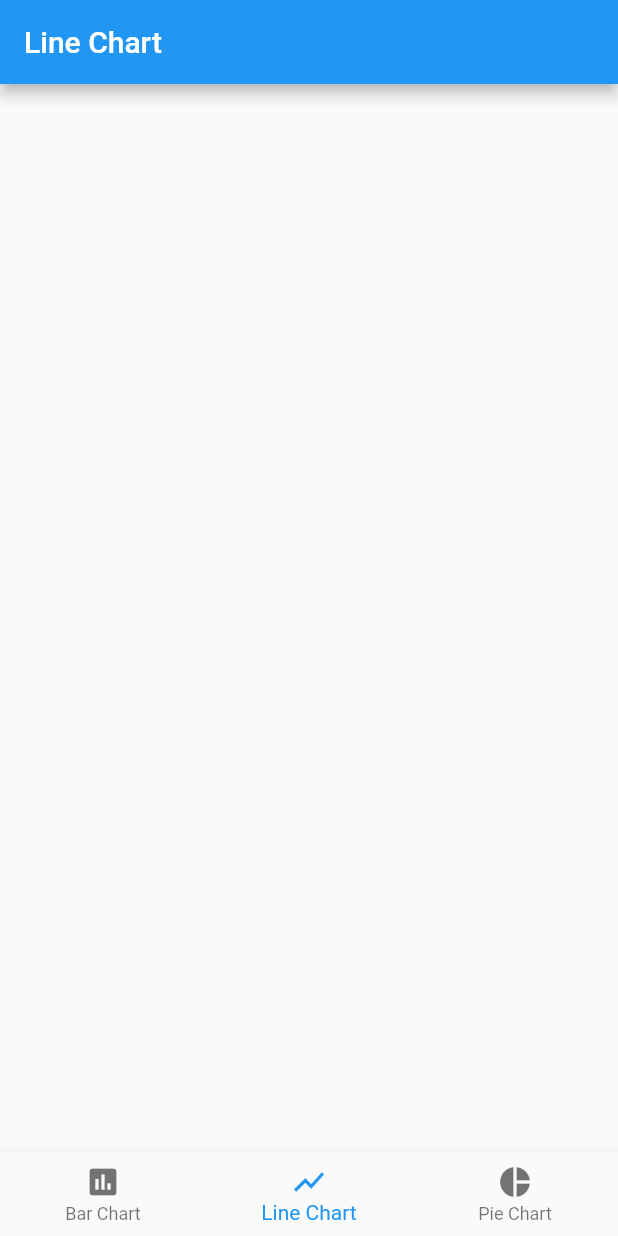
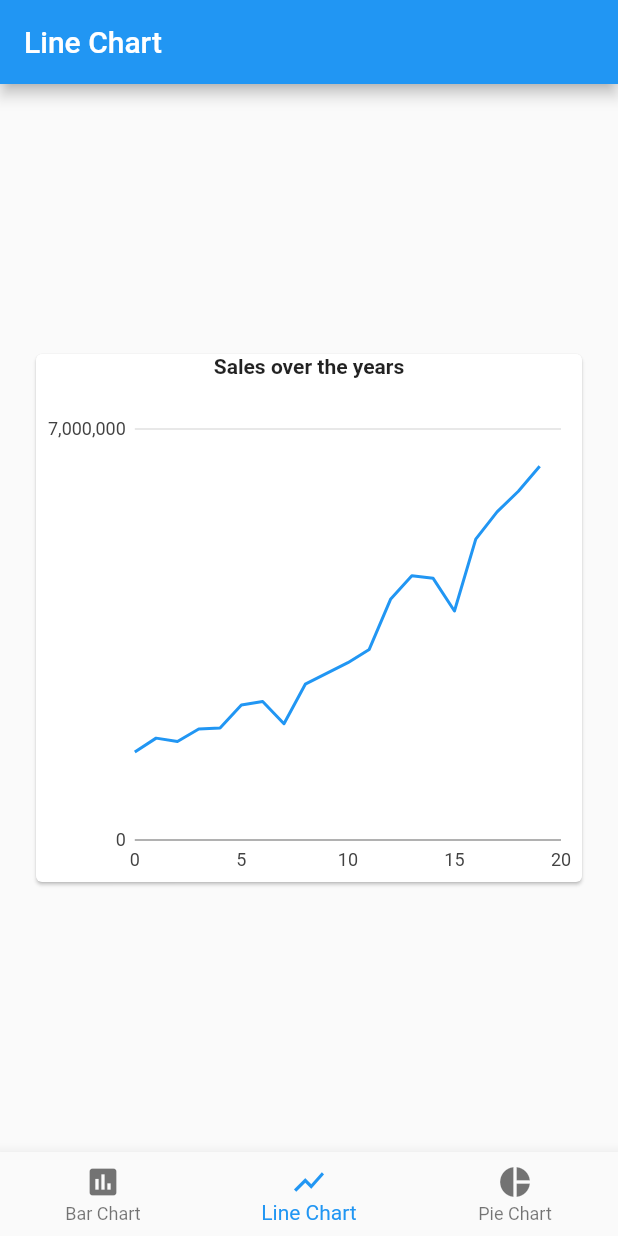
Before and after one commit to gabrielmoreira-dev/flutter-charts, a Flutter app: the screen it shows after launch, item 2 of the bottom bar chosen, on a phone screen of 412 x 824 dp. Run offline on Flutter 3.47's test engine with Material 2 defaults, Android fonts, the phone set to English and light mode, and no system bars; our stand-ins replace charts_flutter, rxdart.

Commit message:
Implemented line chart

```diff
--- /dev/null
+++ b/domain/lib/data_repository/sales_data_repository.dart
@@ -0,0 +1,7 @@
+import 'package:domain/models/sales_data.dart';
+
+abstract class SalesDataRepository {
+
+  Future<List<SalesData>> getSalesDataList();
+
+}
--- /dev/null
+++ b/domain/lib/models/sales_data.dart
@@ -0,0 +1,12 @@
+import 'package:flutter/widgets.dart';
+
+class SalesData {
+  SalesData({
+    @required this.year,
+    @required this.sales,
+  })  : assert(year != null),
+        assert(sales != null);
+
+  final int year;
+  final int sales;
+}
--- /dev/null
+++ b/domain/lib/use_case/get_sales_data_uc.dart
@@ -0,0 +1,15 @@
+import 'package:domain/data_repository/sales_data_repository.dart';
+import 'package:domain/models/sales_data.dart';
+import 'package:domain/use_case/use_case.dart';
+
+class GetSalesDataUC extends UseCase<void, List<SalesData>> {
+  GetSalesDataUC({
+    this.repository,
+  }) : assert(repository != null);
+
+  final SalesDataRepository repository;
+
+  @override
+  Future<List<SalesData>> getRawFuture({void params}) =>
+      repository.getSalesDataList();
+}
--- /dev/null
+++ b/lib/data/repository/sales_repository.dart
@@ -0,0 +1,85 @@
+import 'package:domain/data_repository/sales_data_repository.dart';
+import 'package:domain/models/sales_data.dart';
+
+class SalesRepository implements SalesDataRepository {
+  Future<List<SalesData>> getSalesDataList() async => _salesDataList;
+
+  final _salesDataList = [
+    new SalesData(
+      year: 0,
+      sales: 1500000,
+    ),
+    new SalesData(
+      year: 1,
+      sales: 1735000,
+    ),
+    new SalesData(
+      year: 2,
+      sales: 1678000,
+    ),
+    new SalesData(
+      year: 3,
+      sales: 1890000,
+    ),
+    new SalesData(
+      year: 4,
+      sales: 1907000,
+    ),
+    new SalesData(
+      year: 5,
+      sales: 2300000,
+    ),
+    new SalesData(
+      year: 6,
+      sales: 2360000,
+    ),
+    new SalesData(
+      year: 7,
+      sales: 1980000,
+    ),
+    new SalesData(
+      year: 8,
+      sales: 2654000,
+    ),
+    new SalesData(
+      year: 10,
+      sales: 3020000,
+    ),
+    new SalesData(
+      year: 11,
+      sales: 3245900,
+    ),
+    new SalesData(
+      year: 12,
+      sales: 4098500,
+    ),
+    new SalesData(
+      year: 13,
+      sales: 4500000,
+    ),
+    new SalesData(
+      year: 14,
+      sales: 4456500,
+    ),
+    new SalesData(
+      year: 15,
+      sales: 3900500,
+    ),
+    new SalesData(
+      year: 16,
+      sales: 5123400,
+    ),
+    new SalesData(
+      year: 17,
+      sales: 5589000,
+    ),
+    new SalesData(
+      year: 18,
+      sales: 5940000,
+    ),
+    new SalesData(
+      year: 19,
+      sales: 6367000,
+    ),
+  ];
+}
--- a/lib/presentation/chart/bar/bar_chart_page.dart
+++ b/lib/presentation/chart/bar/bar_chart_page.dart
@@ -32,10 +32,11 @@ class BarChartPage extends StatelessWidget {
                     builder: (context, snapshot) => charts.BarChart(
                       snapshot.data,
                       animate: true,
-                      domainAxis: charts.OrdinalAxisSpec(
+                      animationDuration: Duration(seconds: 5),
+                      /*domainAxis: charts.OrdinalAxisSpec(
                         renderSpec:
-                            charts.SmallTickRendererSpec(labelRotation: 60),
-                      ),
+                            charts.SmallTickRendererSpec(),
+                      ),*/
                     ),
                   ),
                 )
--- /dev/null
+++ b/lib/presentation/chart/line/line_chart_bloc.dart
@@ -0,0 +1,51 @@
+import 'package:charts_flutter/flutter.dart' as charts;
+import 'package:fluttergraphs/data/repository/sales_repository.dart';
+import 'package:fluttergraphs/presentation/chart/line/line_chart_models.dart';
+import 'package:rxdart/rxdart.dart';
+import 'package:domain/use_case/get_sales_data_uc.dart';
+
+import 'line_chart_mappers.dart';
+
+class LineChartBloc {
+  LineChartBloc() {
+    _subscriptions.add(
+      _fetchSalesData().listen(_onNewStateSubject.add),
+    );
+  }
+
+  final salesDataUC = GetSalesDataUC(
+    repository: SalesRepository(),
+  );
+
+  final _subscriptions = CompositeSubscription();
+
+  final _onNewStateSubject =
+      BehaviorSubject<List<charts.Series<SalesDataVM, int>>>();
+
+  Stream<List<charts.Series<SalesDataVM, int>>> get onNewState =>
+      _onNewStateSubject;
+
+  Stream<List<charts.Series<SalesDataVM, int>>> _fetchSalesData() async* {
+    try {
+      final salesDataList = await salesDataUC.getFuture();
+      final dataVM = salesDataList.map((data) => data.toVM()).toList();
+      List<charts.Series<SalesDataVM, int>> series = [
+        charts.Series(
+          id: 'Sales',
+          data: dataVM,
+          domainFn: (SalesDataVM series, _) => series.year,
+          measureFn: (SalesDataVM series, _) => series.sales,
+          colorFn: (SalesDataVM series, _) =>
+              charts.MaterialPalette.blue.shadeDefault,
+        )
+      ];
+      yield series;
+    } catch (e) {
+      yield <charts.Series<SalesDataVM, int>>[];
+    }
+  }
+
+  void dispose() {
+    _onNewStateSubject.close();
+  }
+}
--- /dev/null
+++ b/lib/presentation/chart/line/line_chart_mappers.dart
@@ -0,0 +1,9 @@
+import 'package:domain/models/sales_data.dart';
+import 'package:fluttergraphs/presentation/chart/line/line_chart_models.dart';
+
+extension LineChartMappers on SalesData {
+  SalesDataVM toVM() => SalesDataVM(
+        year: year,
+        sales: sales,
+      );
+}
--- /dev/null
+++ b/lib/presentation/chart/line/line_chart_models.dart
@@ -0,0 +1,12 @@
+import 'package:flutter/widgets.dart';
+
+class SalesDataVM {
+  SalesDataVM({
+    @required this.year,
+    @required this.sales,
+  })  : assert(year != null),
+        assert(sales != null);
+
+  final int year;
+  final int sales;
+}
--- a/lib/presentation/chart/line/line_chart_page.dart
+++ b/lib/presentation/chart/line/line_chart_page.dart
@@ -1,14 +1,46 @@
+import 'package:charts_flutter/flutter.dart' as charts;
 import 'package:flutter/material.dart';
 import 'package:flutter/widgets.dart';
+import 'package:fluttergraphs/presentation/chart/line/line_chart_bloc.dart';
 
 class LineChartPage extends StatelessWidget {
+  final bloc = LineChartBloc();
+
   @override
   Widget build(BuildContext context) {
     return Scaffold(
       appBar: AppBar(
         title: Text('Line Chart'),
       ),
+      body: Center(
+        child: Container(
+          height: 400,
+          padding: EdgeInsets.all(20),
+          child: Card(
+            child: Column(
+              children: <Widget>[
+                Text(
+                  "Sales over the years",
+                  style: TextStyle(fontWeight: FontWeight.bold),
+                ),
+                SizedBox(
+                  height: 20,
+                ),
+                Expanded(
+                  child: StreamBuilder(
+                    stream: bloc.onNewState,
+                    builder: (context, snapshot) => charts.LineChart(
+                      snapshot.data,
+                      animate: true,
+                      animationDuration: Duration(seconds: 5),
+                    ),
+                  ),
+                )
+              ],
+            ),
+          ),
+        ),
+      ),
     );
   }
-
 }
```
Also changed, not shown: pubspec.lock.
